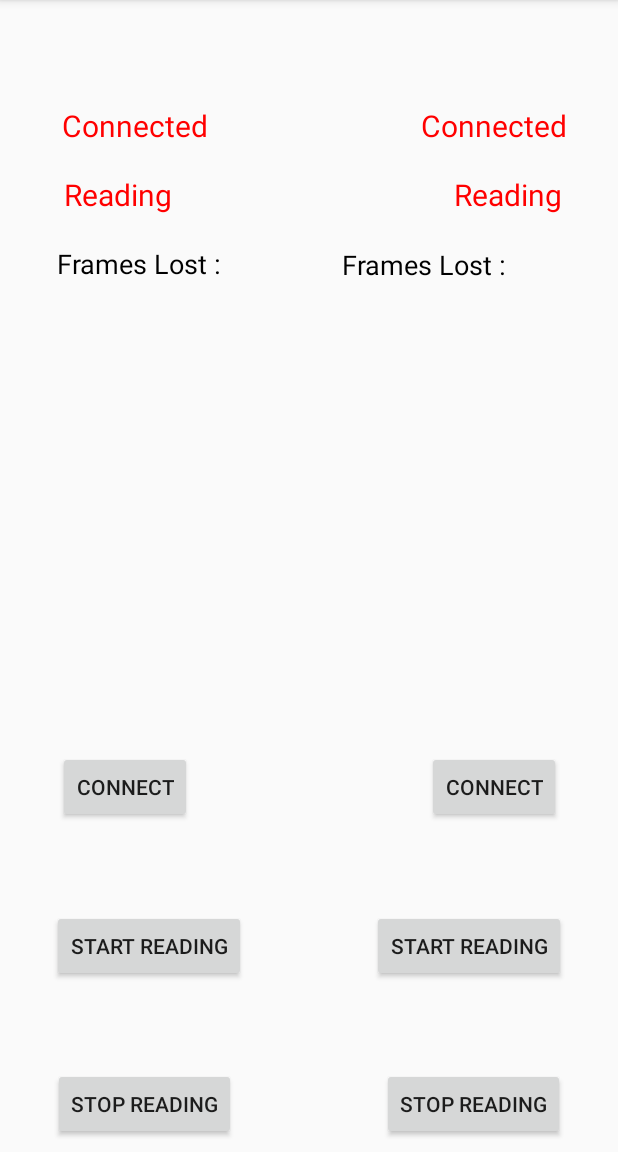
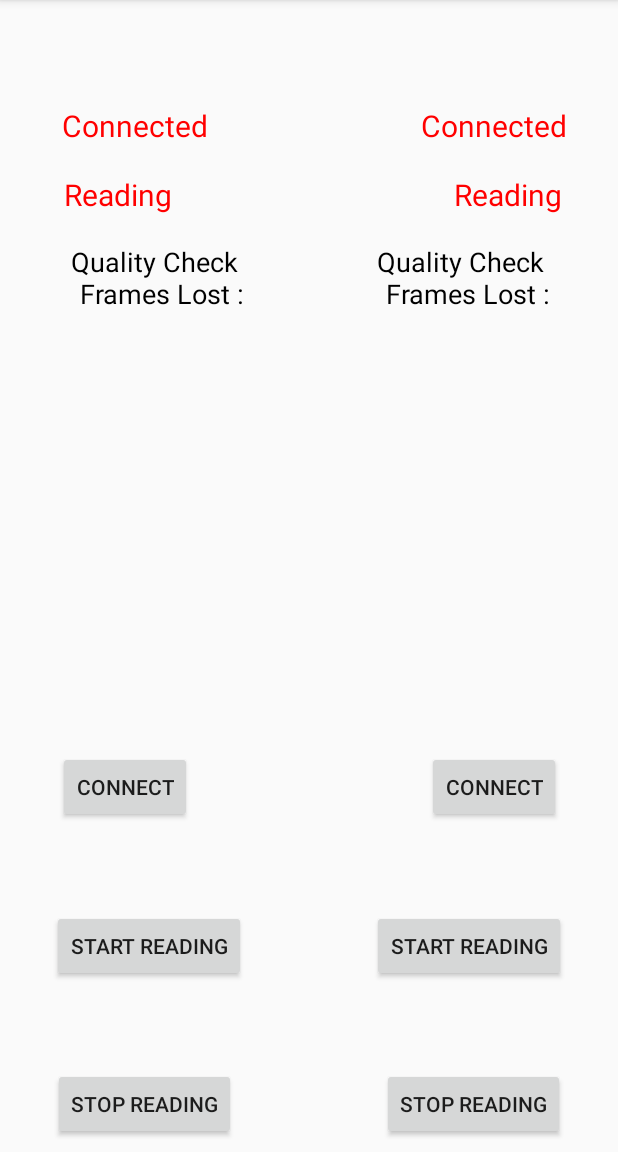
Before and after one commit to jalilahmed/BluetoothManager, an Android app: the ISensorActivity screen opened directly, with no data from a screen before it, on a phone screen of 412 x 824 dp, the part 84-1236 px from its top. Run offline under Robolectric (Android 15) with nearby library versions, the phone set to English and light mode, and no system bars.

Commit message:
Quality Check callbacks are now separate

```diff
--- a/app/src/main/java/com/example/bluetoothinterface/ISensorActivity.java
+++ b/app/src/main/java/com/example/bluetoothinterface/ISensorActivity.java
@@ -13,20 +13,19 @@ import com.example.bluetoothinterface.bluetooth_module.BTFactory;
 import com.example.bluetoothinterface.interfaces.IBluetooth;
 import com.example.bluetoothinterface.interfaces.ICommunicationCallback;
 import com.example.bluetoothinterface.interfaces.IDataHolder;
+import com.example.bluetoothinterface.interfaces.IQualityCheckCallback;
 import com.example.bluetoothinterface.interfaces.ISensor;
 
 import java.util.ArrayList;
 
-public class ISensorActivity extends AppCompatActivity implements ICommunicationCallback{
+public class ISensorActivity extends AppCompatActivity implements ICommunicationCallback, IQualityCheckCallback {
 
     // UI Elements
-    TextView LeftNameTV, RightNameTV, LeftConnectedTV, RightConnectedTV, LeftReadingTV, RightReadingTV, LeftFramesLost, RightFramesLost;
+    TextView LeftNameTV, RightNameTV, LeftConnectedTV, RightConnectedTV, LeftReadingTV, RightReadingTV, QualityCheckLeft, QualityCheckRight;
     Button ConnectLeftBtn, ConnectRightBtn, LeftStartReading, RightStartReading, LeftDisconnect, RightDisconnect;
 
     // Sensors Names
     ArrayList<String> selectedSensors = new ArrayList<>();
-
-
 
     // Bluetooth objects
     IBluetooth myInterface = BTFactory.getInstance();
@@ -41,6 +40,7 @@ public class ISensorActivity extends AppCompatActivity implements ICommunication
         setContentView( R.layout.activity_isensor );
         // Setting Callback
         myInterface.setCommunicationCB(this);
+        myInterface.setQualityCheckCB(this);
 
         // Initializing all views
         initializeAllViews();
@@ -104,8 +104,8 @@ public class ISensorActivity extends AppCompatActivity implements ICommunication
         LeftDisconnect = findViewById(R.id.ISensorLeftDisconnectBtn);
         RightDisconnect = findViewById(R.id.ISensorRightDisconnectBtn);
 
-        LeftFramesLost = findViewById(R.id.LeftFramesLostTV);
-        RightFramesLost = findViewById(R.id.RightFramesLostTV);
+        QualityCheckLeft = findViewById(R.id.LeftQualityCheckTV);
+        QualityCheckRight = findViewById(R.id.RightQualityCheckTV);
 
         // Initially set all TV as red
         LeftConnectedTV.setTextColor(Color.RED);
@@ -229,12 +229,27 @@ public class ISensorActivity extends AppCompatActivity implements ICommunication
             @Override
             public void run() {
                 if (selectedSensors.size() == 1) {
-                    LeftFramesLost.setText("Frames Lost : " + framesLost);
+                    QualityCheckLeft.setText(getString(R.string.frames_lost) + framesLost);
+                    if (framesLost < 3) {
+                        QualityCheckLeft.setTextColor(Color.GREEN);
+                    } else {
+                        QualityCheckLeft.setTextColor(Color.YELLOW);
+                    }
                 } else {
                     if (device.getName().equals(selectedSensors.get(0))) {
-                        LeftFramesLost.setText("Frames Lost : " + framesLost);
+                        QualityCheckLeft.setText(getString(R.string.frames_lost) + framesLost);
+                        if (framesLost < 3) {
+                            QualityCheckLeft.setTextColor(Color.GREEN);
+                        } else {
+                            QualityCheckLeft.setTextColor(Color.YELLOW);
+                        }
                     } else if (device.getName().equals(selectedSensors.get(1))) {
-                        RightFramesLost.setText("Frames Lost : " + framesLost);
+                        QualityCheckRight.setText(getString(R.string.frames_lost) + framesLost);
+                        if (framesLost < 3) {
+                            QualityCheckRight.setTextColor(Color.GREEN);
+                        } else {
+                            QualityCheckRight.setTextColor(Color.YELLOW);
+                        }
                     }
                 }
             }
--- a/app/src/main/java/com/example/bluetoothinterface/bluetooth_module/Sensor.java
+++ b/app/src/main/java/com/example/bluetoothinterface/bluetooth_module/Sensor.java
@@ -4,6 +4,7 @@ import android.bluetooth.BluetoothDevice;
 import android.bluetooth.BluetoothSocket;
 
 import com.example.bluetoothinterface.interfaces.ICommunicationCallback;
+import com.example.bluetoothinterface.interfaces.IQualityCheckCallback;
 import com.example.bluetoothinterface.interfaces.ISensor;
 
 import java.util.Date;
@@ -74,11 +75,11 @@ class Sensor implements ISensor {
         return timeOfLastRead;
     }
 
-    public void startReadISensor(BluetoothSocket socket, ICommunicationCallback CommunicationCB) {
+    public void startReadISensor(BluetoothSocket socket, ICommunicationCallback CommunicationCB, IQualityCheckCallback qualityCheckCB) {
         //Todo: Handle Callback for exception
         try{
             if (state == SENSOR_STATE.CONNECTED){
-                thread = new ReadStream(this, socket, CommunicationCB );
+                thread = new ReadStream(this, socket, CommunicationCB, qualityCheckCB);
                 thread.start();
             }
         } catch(Exception e){
--- a/app/src/main/java/com/example/bluetoothinterface/interfaces/IBluetooth.java
+++ b/app/src/main/java/com/example/bluetoothinterface/interfaces/IBluetooth.java
@@ -32,4 +32,8 @@ public interface IBluetooth {
     // Communication Callback methods
     void setCommunicationCB(ICommunicationCallback communicationCB);
     void removeCommunicationCallback();
+
+    // Quality Check callback methods
+    void setQualityCheckCB(IQualityCheckCallback qualityCB);
+    void removeQualityCheckCallback();
 }
--- a/app/src/main/java/com/example/bluetoothinterface/interfaces/ICommunicationCallback.java
+++ b/app/src/main/java/com/example/bluetoothinterface/interfaces/ICommunicationCallback.java
@@ -14,5 +14,4 @@ public interface ICommunicationCallback {
     void onConnectionLost(BluetoothDevice device);
     void onStartReading(BluetoothDevice device);
     void onStopReading(BluetoothDevice device);
-    void onFramesLost(int framesLost, BluetoothDevice device);
 }
--- /dev/null
+++ b/app/src/main/java/com/example/bluetoothinterface/interfaces/IQualityCheckCallback.java
@@ -0,0 +1,11 @@
+package com.example.bluetoothinterface.interfaces;
+
+import android.bluetooth.BluetoothDevice;
+
+/**
+ * Created by Prashant on 2/26/2018.
+ */
+
+public interface IQualityCheckCallback {
+    void onFramesLost(int framesLost, BluetoothDevice device);
+}
--- a/app/src/main/java/com/example/bluetoothinterface/interfaces/ISensor.java
+++ b/app/src/main/java/com/example/bluetoothinterface/interfaces/ISensor.java
@@ -20,7 +20,7 @@ public interface ISensor {
     void setState(SENSOR_STATE someState);
     String getPosition();
     BluetoothDevice getDevice();
-    void startReadISensor(BluetoothSocket socket, ICommunicationCallback CommunicationCB);
+    void startReadISensor(BluetoothSocket socket, ICommunicationCallback CommunicationCB, IQualityCheckCallback qualityCheckCB);
 
     void setData(List<DataFrameFactory> data5Seconds);
     List<DataFrameFactory> getData();
--- a/app/src/main/res/layout/activity_isensor.xml
+++ b/app/src/main/res/layout/activity_isensor.xml
@@ -8,8 +8,8 @@
 
     <TextView
         android:id="@+id/ISensorLeftName"
-        android:layout_width="150dp"
-        android:layout_height="40dp"
+        android:layout_width="180dp"
+        android:layout_height="60dp"
         android:layout_marginBottom="8dp"
         android:layout_marginEnd="8dp"
         android:layout_marginStart="8dp"
@@ -26,8 +26,8 @@
 
     <TextView
         android:id="@+id/ISensorRightName"
-        android:layout_width="150dp"
-        android:layout_height="40dp"
+        android:layout_width="180dp"
+        android:layout_height="60dp"
         android:layout_marginBottom="8dp"
         android:layout_marginEnd="8dp"
         android:layout_marginStart="8dp"
@@ -214,37 +214,39 @@
         app:layout_constraintVertical_bias="0.7" />
 
     <TextView
-        android:id="@+id/LeftFramesLostTV"
+        android:id="@+id/LeftQualityCheckTV"
         android:layout_width="145dp"
-        android:layout_height="35dp"
+        android:layout_height="50dp"
         android:layout_marginBottom="8dp"
         android:layout_marginEnd="8dp"
         android:layout_marginStart="8dp"
         android:layout_marginTop="8dp"
         android:text="@string/frames_lost"
+        android:textAlignment="center"
         android:textColor="@android:color/black"
         android:textSize="18sp"
         app:layout_constraintBottom_toBottomOf="parent"
         app:layout_constraintEnd_toEndOf="parent"
-        app:layout_constraintHorizontal_bias="0.121"
+        app:layout_constraintHorizontal_bias="0.098"
         app:layout_constraintStart_toStartOf="parent"
         app:layout_constraintTop_toTopOf="parent"
-        app:layout_constraintVertical_bias="0.217" />
+        app:layout_constraintVertical_bias="0.219" />
 
     <TextView
-        android:id="@+id/RightFramesLostTV"
-        android:layout_width="143dp"
-        android:layout_height="39dp"
+        android:id="@+id/RightQualityCheckTV"
+        android:layout_width="145dp"
+        android:layout_height="50dp"
         android:layout_marginBottom="8dp"
         android:layout_marginEnd="8dp"
         android:layout_marginStart="8dp"
         android:layout_marginTop="8dp"
         android:text="@string/frames_lost"
+        android:textAlignment="center"
         android:textColor="@android:color/black"
         android:textSize="18sp"
         app:layout_constraintBottom_toBottomOf="parent"
         app:layout_constraintEnd_toEndOf="parent"
-        app:layout_constraintHorizontal_bias="0.871"
+        app:layout_constraintHorizontal_bias="0.911"
         app:layout_constraintStart_toStartOf="parent"
         app:layout_constraintTop_toTopOf="parent"
         app:layout_constraintVertical_bias="0.219" />
--- a/app/src/main/res/values/strings.xml
+++ b/app/src/main/res/values/strings.xml
@@ -10,5 +10,5 @@
     <string name="connect">Connect</string>
     <string name="connected_status">Connected</string>
     <string name="reading_status">Reading</string>
-    <string name="frames_lost">Frames Lost :</string>
+    <string name="frames_lost">Quality Check \n Frames Lost :</string>
 </resources>
```
Also changed, not shown: app/src/main/java/com/example/bluetoothinterface/bluetooth_module/BTManager.java (+13 -3 lines), app/src/main/java/com/example/bluetoothinterface/bluetooth_module/QMSensor.java (+4 -4 lines), app/src/main/java/com/example/bluetoothinterface/bluetooth_module/ReadStream.java (+9 -3 lines).
